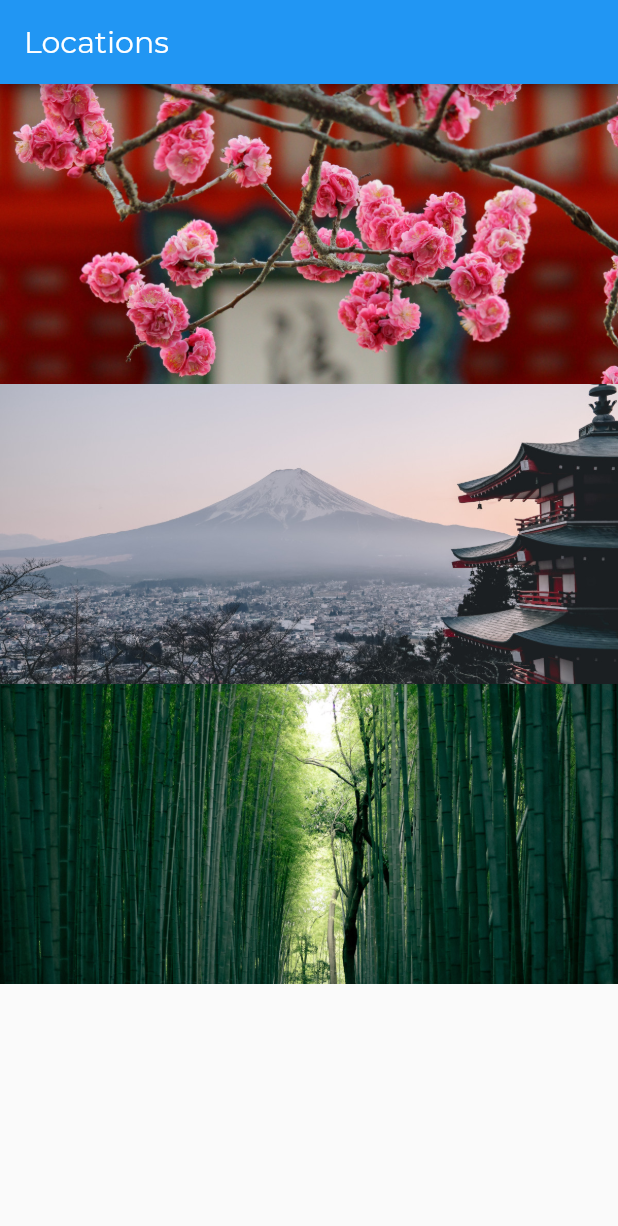
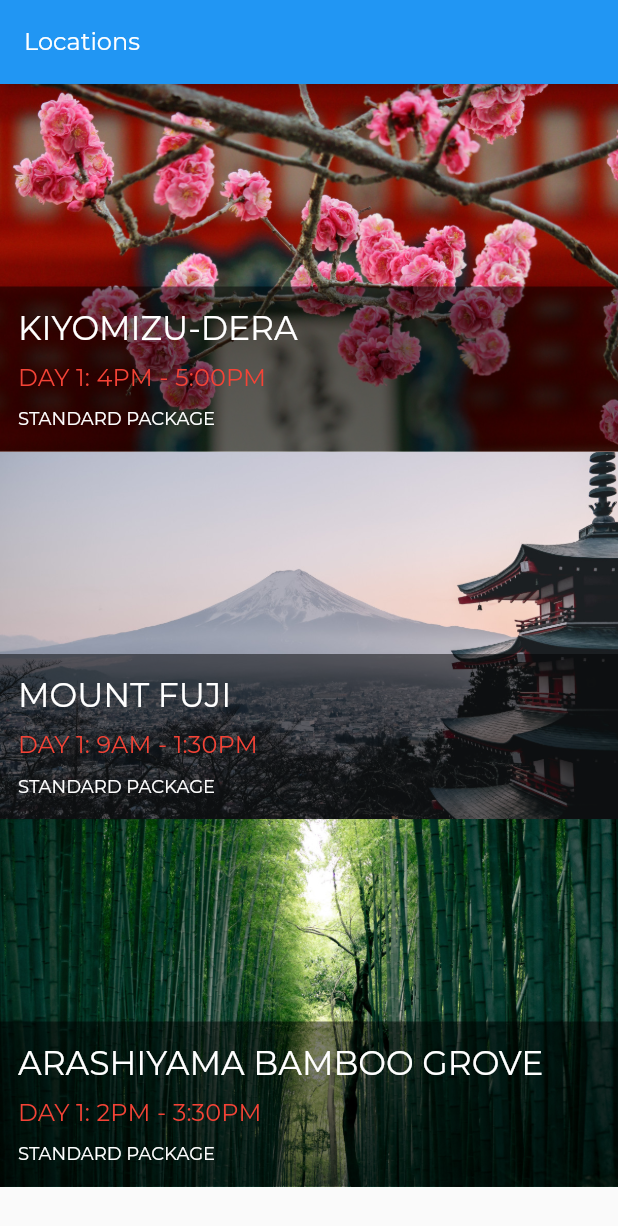
Before and after one commit to aclaudiojj/flutter-new-app, a Flutter app: the screen it shows after launch, on a phone screen of 412 x 824 dp. Shown: the top 1226 px of the screen. Run offline on Flutter 3.47's test engine with Material 2 defaults, Android fonts, the phone set to English and light mode, and no system bars.

Commit message:
overlay and reusability

```diff
--- a/lib/models/location.dart
+++ b/lib/models/location.dart
@@ -4,9 +4,18 @@ class Location {
   final int id;
   final String name;
   final String imagePath;
+  final String userItinerarySummary;
+  final String tourPackageName;
   final List<LocationFact> facts;
 
-  Location(this.id, this.name, this.imagePath, this.facts);
+  Location({
+    this.id,
+    this.name,
+    this.imagePath,
+    this.userItinerarySummary,
+    this.tourPackageName,
+    this.facts,
+  });
 
   static Location fetchById(int locationId) {
     List<Location> locations = Location.fetchAll();
@@ -22,23 +31,45 @@ class Location {
 
   static List<Location> fetchAll() {
     return [
-      Location(1, 'Kiyomizu-dera', 'assets/images/kiyomizu-dera.jpg', [
+      Location(
+        id: 1,
+        name: 'Kiyomizu-dera',
+        imagePath: 'assets/images/kiyomizu-dera.jpg',
+        userItinerarySummary: 'Day 1: 4PM - 5:00PM',
+        tourPackageName: 'Standard Package',
+        facts: [
           LocationFact('Summary',
               'Kiyomizu-dera, officially Otowa-san Kiyomizu-dera, is an independent Buddhist temple in eastern Kyoto. The temple is part of the Historic Monuments of Ancient Kyoto UNESCO World Heritage site.'),
-        LocationFact('Architectural Style', 'Japanese Buddhist architecture.'),
-      ]),
-      Location(2, 'Mount Fuji', 'assets/images/fuji.jpg', [
+          LocationFact(
+              'Architectural Style', 'Japanese Buddhist architecture.'),
+        ],
+      ),
+      Location(
+        id: 2,
+        name: 'Mount Fuji',
+        imagePath: 'assets/images/fuji.jpg',
+        userItinerarySummary: 'Day 1: 9AM - 1:30PM',
+        tourPackageName: 'Standard Package',
+        facts: [
           LocationFact('Summary',
               'Japan’s Mt. Fuji is an active volcano about 100 kilometers southwest of Tokyo. Commonly called “Fuji-san,” it’s the country’s tallest peak, at 3,776 meters. A pilgrimage site for centuries, it’s considered one of Japan’s 3 sacred mountains, and summit hikes remain a popular activity. Its iconic profile is the subject of numerous works of art, notably Edo Period prints by Hokusai and Hiroshige.'),
           LocationFact('Did You Know',
               'There are three cities that surround Mount Fuji: Gotemba, Fujiyoshida and Fujinomiya.'),
-      ]),
-      Location(3, 'Arashiyama Bamboo Grove', 'assets/images/arashiyama.jpg', [
+        ],
+      ),
+      Location(
+        id: 3,
+        name: 'Arashiyama Bamboo Grove',
+        imagePath: 'assets/images/arashiyama.jpg',
+        userItinerarySummary: 'Day 1: 2PM - 3:30PM',
+        tourPackageName: 'Standard Package',
+        facts: [
           LocationFact('Summary',
               'While we could go on about the ethereal glow and seemingly endless heights of this bamboo grove on the outskirts of Kyoto, the sight\'s pleasures extend beyond the visual realm.'),
           LocationFact('How to Get There',
               'Kyoto airport, with several terminals, is located 16 kilometres south of the city and is also known as Kyoto. Kyoto can also be reached by transport links from other regional airports.'),
-      ]),
+        ],
+      ),
     ];
   }
 }
--- a/lib/screens/location_detail/location_detail.dart
+++ b/lib/screens/location_detail/location_detail.dart
@@ -1,6 +1,7 @@
 import 'package:flutter/material.dart';
 import 'package:my_other_app/models/location.dart';
 import 'package:my_other_app/widgets/image_banner.dart';
+import 'package:my_other_app/widgets/location_tile.dart';
 import 'text_section.dart';
 
 class LocationDetail extends StatelessWidget {
@@ -17,14 +18,21 @@ class LocationDetail extends StatelessWidget {
         appBar: AppBar(
           title: Text(location.name),
         ),
-      body: Column(
+        body: SingleChildScrollView(
+          child: Column(
             mainAxisAlignment: MainAxisAlignment.start,
             crossAxisAlignment: CrossAxisAlignment.stretch,
             children: <Widget>[
-          ImageBanner(location.imagePath),
+              ImageBanner(assetPath: location.imagePath),
+              Padding(
+                padding: EdgeInsets.symmetric(vertical: 20.0),
+                child: LocationTile(
+                  location: location,
+                ),
+              )
             ]..addAll(this.textSections(location)),
           ),
-    );
+        ));
   }
 
   List<Widget> textSections(Location location) {
--- a/lib/screens/locations/locations.dart
+++ b/lib/screens/locations/locations.dart
@@ -1,6 +1,7 @@
 import 'package:flutter/material.dart';
 import 'package:my_other_app/models/location.dart';
 import 'package:my_other_app/routes.dart';
+import 'package:my_other_app/screens/locations/tile_overlay.dart';
 import 'package:my_other_app/widgets/image_banner.dart';
 
 class Locations extends StatelessWidget {
@@ -28,7 +29,15 @@ class Locations extends StatelessWidget {
 
   Widget _itemBuilder(BuildContext context, Location location) {
     return GestureDetector(
-      child: ImageBanner(location.imagePath),
+      child: Container(
+        height: 245.0,
+        child: Stack(
+          children: [
+            ImageBanner(assetPath: location.imagePath, height: 245.0),
+            TileOverlay(location),
+          ],
+        ),
+      ),
       onTap: () => this._onLocationTap(context, location.id),
     );
   }
--- /dev/null
+++ b/lib/screens/locations/tile_overlay.dart
@@ -0,0 +1,27 @@
+import 'package:flutter/material.dart';
+import 'package:my_other_app/models/location.dart';
+import 'package:my_other_app/widgets/location_tile.dart';
+
+class TileOverlay extends StatelessWidget {
+  final Location location;
+
+  TileOverlay(this.location);
+
+  @override
+  Widget build(BuildContext context) {
+    return Column(
+      mainAxisAlignment: MainAxisAlignment.end,
+      crossAxisAlignment: CrossAxisAlignment.stretch,
+      children: [
+        Container(
+          padding: EdgeInsets.symmetric(vertical: 5.0),
+          decoration: BoxDecoration(color: Colors.black.withOpacity(0.5)),
+          child: LocationTile(
+            location: location,
+            darkTheme: true,
+          ),
+        )
+      ],
+    );
+  }
+}
--- a/lib/style.dart
+++ b/lib/style.dart
@@ -1,13 +1,20 @@
 import 'package:flutter/material.dart';
 
 class Style {
-  static const LargeTextSize = 26.0;
-  static const MediumTextSize = 20.0;
-  static const BodyTextSize = 16.0;
+  static const LargeTextSize = 22.0;
+  static const MediumTextSize = 16.0;
+  static const SmallTextSize = 12.0;
 
   static const String FontNameDefault = 'Montserrat';
 
-  static const AppBarTextStye = TextStyle(
+  static const Color TextColorDark = Colors.black;
+  static const Color TextColorLight = Colors.white;
+  static const Color TextColorAccent = Colors.red;
+  static const Color TextColorFaint = Color.fromRGBO(125, 125, 125, 1.0);
+
+  static const DefaultPaddingHorizontal = 12.0;
+
+  static const AppBarTextStyle = TextStyle(
     fontFamily: FontNameDefault,
     fontWeight: FontWeight.w300,
     fontSize: MediumTextSize,
@@ -18,13 +25,27 @@ class Style {
     fontFamily: FontNameDefault,
     fontWeight: FontWeight.w300,
     fontSize: LargeTextSize,
-    color: Colors.black,
+    color: TextColorDark,
+  );
+
+  static const SubTitleTextStyle = TextStyle(
+    fontFamily: FontNameDefault,
+    fontWeight: FontWeight.w300,
+    fontSize: MediumTextSize,
+    color: TextColorAccent,
+  );
+
+  static const CaptionTextStyle = TextStyle(
+    fontFamily: FontNameDefault,
+    fontWeight: FontWeight.w300,
+    fontSize: SmallTextSize,
+    color: TextColorDark,
   );
 
   static const Body1TextStyle = TextStyle(
     fontFamily: FontNameDefault,
     fontWeight: FontWeight.w300,
-    fontSize: BodyTextSize,
+    fontSize: MediumTextSize,
     color: Colors.black,
   );
 
@@ -32,11 +53,13 @@ class Style {
     return ThemeData(
       appBarTheme: AppBarTheme(
         textTheme: TextTheme(
-          title: AppBarTextStye,
+          title: AppBarTextStyle,
         ),
       ),
       textTheme: TextTheme(
         title: TitleTextStyle,
+        subtitle: SubTitleTextStyle,
+        caption: CaptionTextStyle,
         body1: Body1TextStyle,
       ),
     );
--- a/lib/widgets/image_banner.dart
+++ b/lib/widgets/image_banner.dart
@@ -1,21 +1,22 @@
 import 'package:flutter/material.dart';
 
 class ImageBanner extends StatelessWidget {
-  final String _assetPath;
+  final String assetPath;
+  final double height;
 
-  ImageBanner(this._assetPath);
+  ImageBanner({@required this.assetPath, this.height = 200.0});
 
   @override
   Widget build(BuildContext context) {
     return Container(
       constraints: BoxConstraints.expand(
-        height: 200.0,
+        height: this.height,
       ),
       decoration: BoxDecoration(
         color: Colors.grey,
       ),
       child: Image.asset(
-        this._assetPath,
+        this.assetPath,
         fit: BoxFit.cover,
       ),
     );
--- /dev/null
+++ b/lib/widgets/location_tile.dart
@@ -0,0 +1,46 @@
+import 'package:flutter/material.dart';
+import 'package:my_other_app/models/location.dart';
+import 'package:my_other_app/style.dart';
+
+const LocationTileHeight = 100.0;
+
+class LocationTile extends StatelessWidget {
+  final Location location;
+  final bool darkTheme;
+
+  LocationTile({this.location, this.darkTheme = false});
+
+  @override
+  Widget build(BuildContext context) {
+    final textColor =
+        this.darkTheme ? Style.TextColorLight : Style.TextColorDark;
+
+    return Container(
+      padding: EdgeInsets.symmetric(horizontal: Style.DefaultPaddingHorizontal),
+      height: LocationTileHeight,
+      child: Column(
+          mainAxisAlignment: MainAxisAlignment.spaceEvenly,
+          crossAxisAlignment: CrossAxisAlignment.start,
+          children: [
+            Text(
+              location.name.toUpperCase(),
+              overflow: TextOverflow.ellipsis,
+              maxLines: 1,
+              style:
+                  Theme.of(context).textTheme.title.copyWith(color: textColor),
+            ),
+            Text(
+              location.userItinerarySummary.toUpperCase(),
+              style: Theme.of(context).textTheme.subtitle,
+            ),
+            Text(
+              location.tourPackageName.toUpperCase(),
+              style: Theme.of(context)
+                  .textTheme
+                  .caption
+                  .copyWith(color: textColor),
+            ),
+          ]),
+    );
+  }
+}
```
Lines whose indentation alone changed are shown as unchanged.
